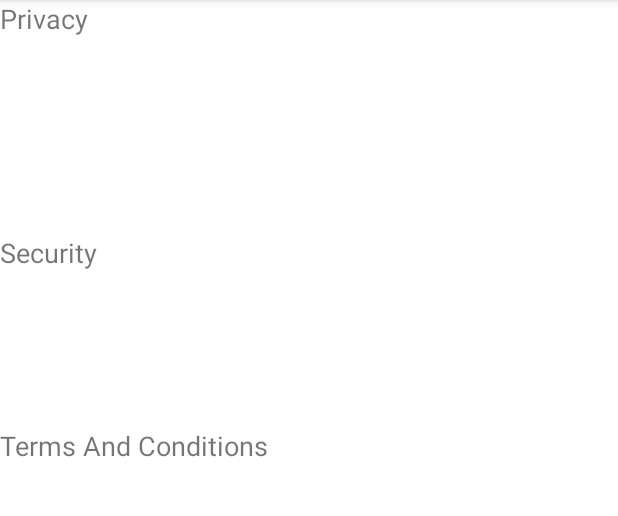
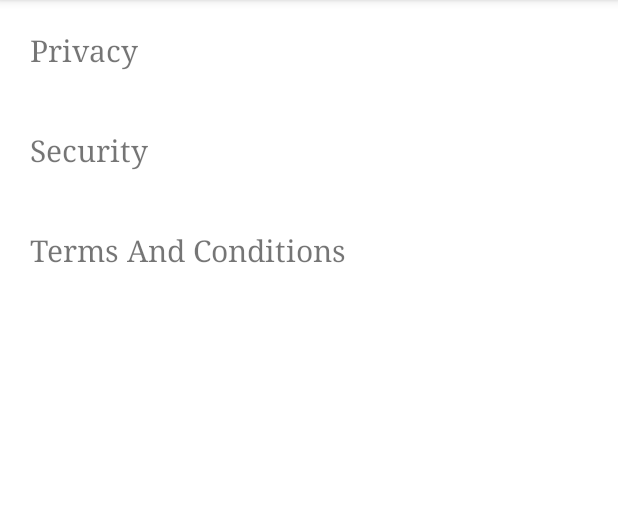
Before and after one commit to Lokeshbibinagar/Vishwakarma, an Android app: the Settings screen opened directly, with no data from a screen before it, on a phone screen of 412 x 824 dp, the part 84-600 px from its top. Run offline under Robolectric (Android 15) with nearby library versions, the phone set to English and light mode, and no system bars.

Commit message:
Settings

```diff
--- a/app/src/main/res/layout/activity_settings.xml
+++ b/app/src/main/res/layout/activity_settings.xml
@@ -1,37 +1,40 @@
 <?xml version="1.0" encoding="utf-8"?>
-<androidx.constraintlayout.widget.ConstraintLayout xmlns:android="http://schemas.android.com/apk/res/android"
+<LinearLayout xmlns:android="http://schemas.android.com/apk/res/android"
     xmlns:app="http://schemas.android.com/apk/res-auto"
     xmlns:tools="http://schemas.android.com/tools"
     android:layout_width="match_parent"
     android:layout_height="match_parent"
+    android:orientation="vertical"
     tools:context=".Settings">
 
     <TextView
-        android:id="@+id/textView"
         android:layout_width="match_parent"
         android:layout_height="wrap_content"
+        android:id="@+id/privacy"
         android:text="Privacy"
-        android:textSize="18sp"
-        app:layout_constraintEnd_toEndOf="parent"
-        app:layout_constraintTop_toTopOf="parent" />
+        android:textSize="20dp"
+        android:padding="20dp"
+        android:fontFamily="serif"
+        />
 
     <TextView
-        android:id="@+id/textView2"
         android:layout_width="match_parent"
         android:layout_height="wrap_content"
-        android:layout_marginTop="156dp"
+        android:id="@+id/security"
         android:text="Security"
-        android:textSize="18sp"
-        app:layout_constraintTop_toTopOf="parent"
-        tools:layout_editor_absoluteX="0dp" />
-
+        android:textSize="20dp"
+        android:padding="20dp"
+        android:fontFamily="serif"
+        />
     <TextView
-        android:id="@+id/textView3"
         android:layout_width="match_parent"
         android:layout_height="wrap_content"
-        android:layout_marginTop="104dp"
+        android:id="@+id/terms"
         android:text="Terms And Conditions"
-        android:textSize="18sp"
-        app:layout_constraintTop_toBottomOf="@+id/textView2"
-        tools:layout_editor_absoluteX="97dp" />
-</androidx.constraintlayout.widget.ConstraintLayout>
+        android:textSize="20dp"
+        android:padding="20dp"
+        android:fontFamily="serif"
+        />
+
+
+</LinearLayout>
```
